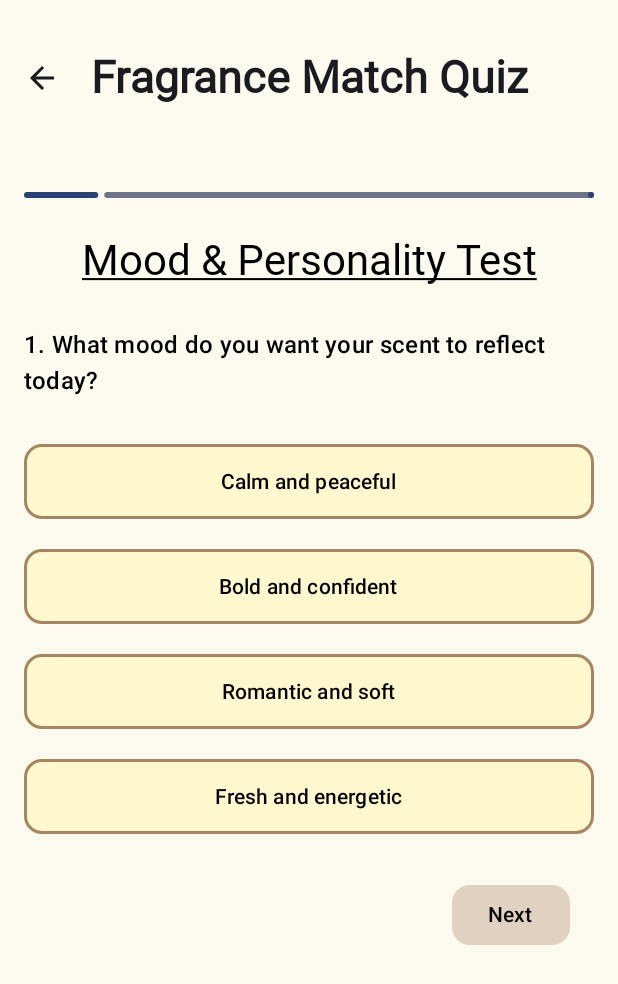
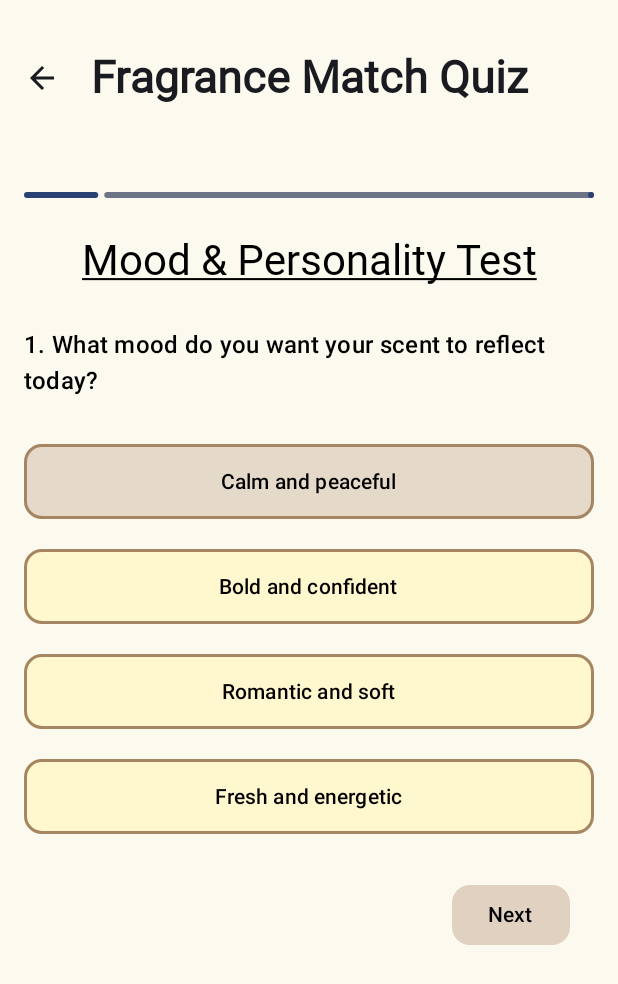
Before and after one commit to Derrick-L16/JoMalone-Application, an Android app built with Jetpack Compose: the ScentTestScreen screen opened through its navigation route, after a tap on "Calm and peaceful", on a phone screen of 412 x 824 dp. Shown: the top 984 px of the screen. Run offline under Robolectric (Android 15) with nearby library versions, the phone set to English and light mode, and no system bars; our stand-ins replace Firebase (no records; nobody signed in at launch, a user with empty details on screens opened directly), Room's generated code; Roboto replaces fonts that are not available here.

Commit message:
加油derrick boy

```diff
--- a/app/src/main/java/com/example/jomalonemobileapplication/feature/login/ui/AuthViewModel.kt
+++ b/app/src/main/java/com/example/jomalonemobileapplication/feature/login/ui/AuthViewModel.kt
@@ -9,7 +9,6 @@ import com.example.jomalonemobileapplication.feature.login.data.UserEntity
 import com.example.jomalonemobileapplication.feature.profile.ui.DeleteAccountState
 import com.example.jomalonemobileapplication.feature.scentTest.domain.model.ScentType
 import com.google.firebase.auth.EmailAuthProvider
-import com.example.jomalonemobileapplication.feature.scentTest.domain.model.ScentType
 import kotlinx.coroutines.flow.MutableStateFlow
 import kotlinx.coroutines.flow.StateFlow
 import kotlinx.coroutines.flow.asStateFlow
--- a/app/src/main/java/com/example/jomalonemobileapplication/feature/profile/ui/CustomizationHistoryScreen.kt
+++ b/app/src/main/java/com/example/jomalonemobileapplication/feature/profile/ui/CustomizationHistoryScreen.kt
@@ -64,7 +64,6 @@ import com.example.jomalonemobileapplication.theme.Cormorant
 import com.example.jomalonemobileapplication.theme.Cream
 import com.example.jomalonemobileapplication.theme.DarkBrown
 import com.example.jomalonemobileapplication.theme.LightBrown
-import kotlinx.coroutines.launch
 import java.text.SimpleDateFormat
 import java.util.Date
 import java.util.Locale
--- a/app/src/main/java/com/example/jomalonemobileapplication/feature/scentTest/presentation/QuestionComposables.kt
+++ b/app/src/main/java/com/example/jomalonemobileapplication/feature/scentTest/presentation/QuestionComposables.kt
@@ -4,6 +4,7 @@ package com.example.jomalonemobileapplication.feature.scentTest.presentation
 import androidx.compose.foundation.BorderStroke
 import androidx.compose.foundation.Image
 import androidx.compose.foundation.border
+import androidx.compose.foundation.hoverable
 import androidx.compose.foundation.layout.Arrangement
 import androidx.compose.foundation.layout.Column
 import androidx.compose.foundation.layout.Spacer
@@ -32,6 +33,10 @@ import androidx.compose.ui.text.style.TextDecoration
 import androidx.compose.ui.unit.dp
 import androidx.compose.ui.unit.sp
 import androidx.compose.foundation.layout.Row
+import androidx.compose.runtime.getValue
+import androidx.compose.runtime.mutableStateOf
+import androidx.compose.runtime.remember
+import androidx.compose.runtime.setValue
 
 import com.example.jomalonemobileapplication.theme.Cormorant
 import com.example.jomalonemobileapplication.theme.DarkBrown
@@ -39,6 +44,7 @@ import com.example.jomalonemobileapplication.theme.Cream
 
 import com.example.jomalonemobileapplication.feature.scentTest.domain.model.ScentQuestion
 import com.example.jomalonemobileapplication.feature.scentTest.domain.model.QuestionType
+import com.example.jomalonemobileapplication.theme.LightBrown
 
 
 @Composable
@@ -85,16 +91,24 @@ fun ButtonBasedQuestion(
     question : ScentQuestion,
     onOptionSelected: (Int) -> Unit,
 ){
+    var selectedIndex by remember(question.questionResId) { mutableStateOf(-1) }
+
     Column(verticalArrangement = Arrangement.spacedBy(8.dp)){
         question.options.forEachIndexed { index, option ->
             OutlinedButton(
-                onClick = { onOptionSelected(index)},
+                onClick = {
+                    selectedIndex = index
+                    onOptionSelected(index) },
                 modifier = Modifier
                     .fillMaxWidth()
                     .padding(vertical = 6.dp)
                     .height(50.dp),
+
                 border = BorderStroke(2.dp, DarkBrown),
-                colors = ButtonDefaults.buttonColors(containerColor = Cream, contentColor = Color.Black),
+                colors = ButtonDefaults.buttonColors(
+                    containerColor = if (selectedIndex == index) LightBrown.copy(alpha = 0.8f) else Cream
+                    , contentColor = Color.Black
+                ),
                 shape = MaterialTheme.shapes.medium,
             ){
                 Text(
@@ -110,6 +124,8 @@ fun ImageButtonQuestion(
     question: ScentQuestion,
     onOptionSelected: (Int) -> Unit
 ) {
+
+    var selectedIndex by remember(question.questionResId) { mutableStateOf(-1) }
     Column(
         modifier = Modifier.fillMaxSize(),
         verticalArrangement = Arrangement.spacedBy(8.dp)
@@ -124,7 +140,9 @@ fun ImageButtonQuestion(
                     val optionIndex = rowIndex * 2 + colIndex
 
                     Card(
-                        onClick = { onOptionSelected(optionIndex) },
+                        onClick = {
+                            selectedIndex = optionIndex
+                            onOptionSelected(optionIndex) },
                         modifier = Modifier
                             .width(170.dp)
                             .height(150.dp)
@@ -135,7 +153,7 @@ fun ImageButtonQuestion(
                             ),
                         shape = MaterialTheme.shapes.medium,
                         colors = CardDefaults.cardColors(
-                            containerColor = Cream,
+                            containerColor = if (selectedIndex == optionIndex) LightBrown.copy(alpha = 0.8f) else Cream,
                             contentColor = Color.Black
                         )
                     ) {
```
Also changed, not shown: app/src/main/java/com/example/jomalonemobileapplication/feature/perfumeCustomization/presentation/CustomizationComposables.kt (+14 -2 lines), app/src/main/java/com/example/jomalonemobileapplication/feature/scentTest/presentation/ScentTestViewModel.kt (+1 -16 lines).
